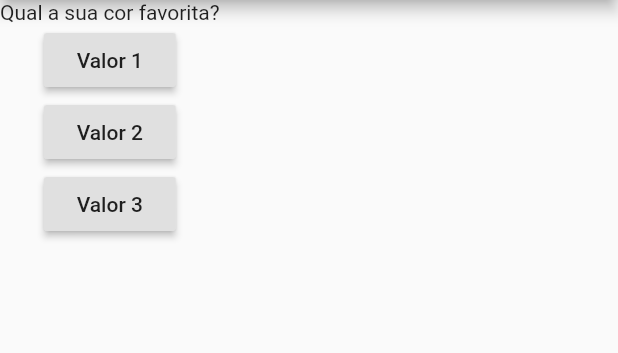
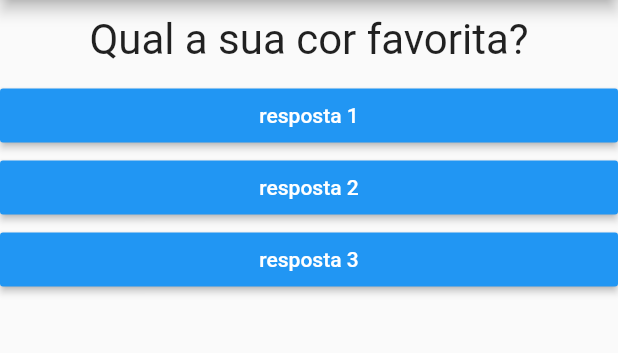
Before and after one commit to montonurb/apps-flutter-developments, a Flutter app: the screen it shows after launch, on a phone screen of 412 x 824 dp, the part 84-437 px from its top. Run offline on Flutter 3.47's test engine with Material 2 defaults, Android fonts, the light colour scheme and no system bars; our stand-ins replace shared_preferences.

Commit message:
Separando funções por arquivos

```diff
--- /dev/null
+++ b/cod3r/projeto_perguntas/lib/answer.dart
@@ -0,0 +1,22 @@
+import 'package:flutter/material.dart';
+
+class Answer extends StatelessWidget {
+
+  final String texto;
+  final void Function() onSelected;
+
+  Answer(this.texto, this.onSelected);
+
+  @override
+  Widget build(BuildContext context) {
+    return Container(
+      width: double.infinity,
+      child: RaisedButton(
+        textColor: Colors.white,
+        color: Colors.blue,
+        child: Text(texto),
+        onPressed: onSelected,
+      ),
+    );
+  }
+}
--- a/cod3r/projeto_perguntas/lib/main.dart
+++ b/cod3r/projeto_perguntas/lib/main.dart
@@ -1,5 +1,6 @@
 import 'package:flutter/material.dart';
 import './question.dart';
+import './answer.dart';
 
 main() => runApp(PerguntaApp());
 
@@ -10,15 +11,24 @@ class _PerguntaAppState extends State<PerguntaApp> {
     setState(() {
       _perguntaSelecionada++;
     });
-    print(_perguntaSelecionada);
   }
 
   @override
   Widget build(BuildContext context) {
 
-    final perguntas = [
-      'Qual a sua cor favorita?',
-      'Qual é o seu animal favorito?',
+    final List<Map<String, Object>> perguntas = [
+      {
+        'texto': 'Qual a sua cor favorita?',
+        'respostas': ['Preto', 'Vermelho', 'Verde', 'Branco']
+      },
+      {
+        'texto': 'Qual é o seu animal favorito?',
+        'respostas': ['Coelho', 'Cobra', 'Elefante', 'Leão']
+      },
+      {
+        'texto': 'Qual é o seu instrutor favorito?',
+        'respostas': ['Maria', 'João', 'Leonardo', 'Pedro']
+      }
     ];
 
     return MaterialApp(
@@ -28,19 +38,10 @@ class _PerguntaAppState extends State<PerguntaApp> {
         ),
         body: Column(
           children: <Widget>[
-            Question(perguntas[_perguntaSelecionada]),
-            RaisedButton(
-              child: Text('Valor 1'),
-              onPressed: _responder,
-            ),
-            RaisedButton(
-              child: Text('Valor 2'),
-              onPressed: _responder
-            ),
-            RaisedButton(
-              child: Text('Valor 3'),
-              onPressed: _responder,
-            ),
+            Question(perguntas[_perguntaSelecionada]['texto']),
+            Answer('resposta 1', _responder),
+            Answer('resposta 2', _responder),
+            Answer('resposta 3', _responder),
           ],
         ),
       ),
--- a/cod3r/projeto_perguntas/lib/question.dart
+++ b/cod3r/projeto_perguntas/lib/question.dart
@@ -8,6 +8,16 @@ class Question extends StatelessWidget {
 
   @override
   Widget build(BuildContext context) {
-    return Text(text);
+    return Container(
+      width: double.infinity,
+      margin: EdgeInsets.all(10),
+      child: Text(
+        text,
+        style: TextStyle(
+          fontSize: 28
+        ),
+        textAlign: TextAlign.center,
+      ),
+    );
   }
 }
```
